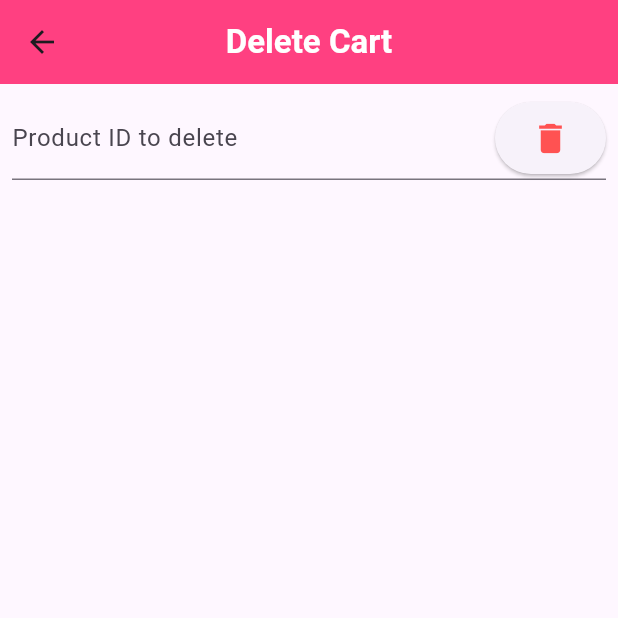
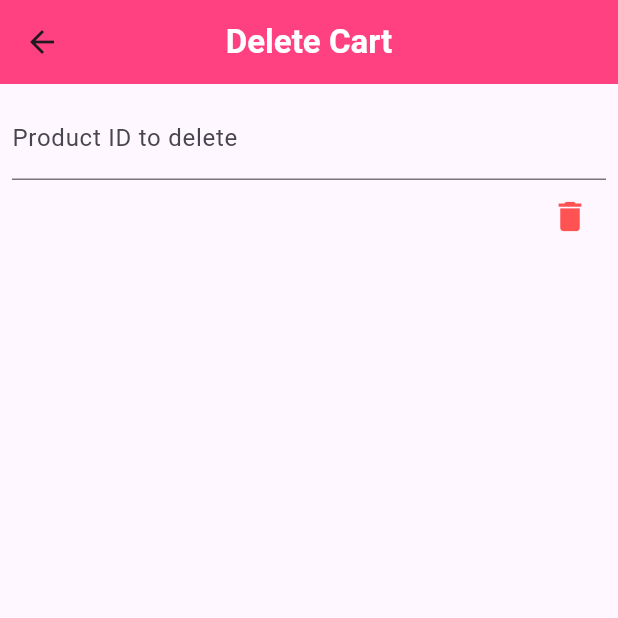
Before and after one commit to sevinchfarxodova/clean_architecture, a Flutter app: the DeleteCartPage screen opened directly, on a phone screen of 412 x 824 dp, the top half of it. Run offline on Flutter 3.47's test engine with Material 3 defaults, Android fonts, the phone set to English and light mode, and no system bars; our stand-ins replace dio, equatable, flutter_riverpod, logger; accounts and stored records are empty.

Commit message:
carts ended

```diff
--- a/lib/core/routes/route_generator.dart
+++ b/lib/core/routes/route_generator.dart
@@ -4,6 +4,7 @@ import 'package:clean_architecture/features/carts/domain/entities/cart._product.
 import 'package:clean_architecture/features/carts/presentation/pages/add_cart_page.dart';
 import 'package:clean_architecture/features/carts/presentation/pages/cart_product_page.dart';
 import 'package:clean_architecture/features/carts/presentation/pages/carts_page.dart';
+import 'package:clean_architecture/features/carts/presentation/pages/delete_cart_page.dart';
 import 'package:clean_architecture/features/carts/presentation/pages/one_cart_info.dart';
 import 'package:clean_architecture/features/home/presentation/pages/add_product.dart';
 import 'package:clean_architecture/features/home/presentation/pages/categories_page.dart';
@@ -64,6 +65,10 @@ class AppRoute {
       case RouteNames.deletePage:
         return MaterialPageRoute(builder: (_) => DeletePage());
 
+
+      case RouteNames.deleteCartPage:
+        return MaterialPageRoute(builder: (_) => DeleteCartPage());
+
       default:
         return _errorRoute();
     }
--- a/lib/features/carts/presentation/pages/delete_cart_page.dart
+++ b/lib/features/carts/presentation/pages/delete_cart_page.dart
@@ -13,8 +13,15 @@ class DeleteCartPage extends ConsumerStatefulWidget {
 class _DeleteCartPageState extends ConsumerState<DeleteCartPage> {
   TextEditingController deleteController = TextEditingController();
 
-  void deleteCart({required String id}) {
-    ref.read(deleteCartNotifierProvider.notifier).deleteCart(id);
+  void deleteCart() {
+    final id = deleteController.text.trim();
+    if (id.isNotEmpty) {
+      ref.read(deleteCartNotifierProvider.notifier).deleteCart(id);
+    } else {
+      ScaffoldMessenger.of(context).showSnackBar(
+        SnackBar(content: Text("Please enter a valid Product ID")),
+      );
+    }
   }
 
   @override
@@ -32,18 +39,20 @@ class _DeleteCartPageState extends ConsumerState<DeleteCartPage> {
       body: Padding(
         padding: const EdgeInsets.all(8.0),
         child: Column(
+          crossAxisAlignment: CrossAxisAlignment.end,
           children: [
             TextField(
               decoration: InputDecoration(
                 labelText: "Product ID to delete",
-                suffixIcon: ElevatedButton(
-                  onPressed: () {},
-                  child: Icon(Icons.delete, color: Colors.redAccent, size: 26),
-                ),
               ),
               controller: deleteController,
               keyboardType: TextInputType.number,
             ),
+            IconButton(
+              onPressed: deleteCart,
+              icon: Icon(Icons.delete, color: Colors.redAccent, size: 26),
+            ),
+
             if (deleteCartState is DeleteCartLoading)
               Center(child: CircularProgressIndicator()),
               if(deleteCartState is DeleteCartSuccess)
@@ -54,16 +63,17 @@ class _DeleteCartPageState extends ConsumerState<DeleteCartPage> {
                       child: Column(
                         crossAxisAlignment: CrossAxisAlignment.center,
                         children: [
-                          Image.network(
-                            deleteCartState.productCart.thumbnail,
-                            height: 200,
-                            width: 200,
-                          ),
+                          // Image.network(
+                          //   deleteCartState.productCart.thumbnail,
+                          //   height: 200,
+                          //   width: 200,
+                          // ),
                           Text(
                             deleteCartState.productCart.title,
                             style: TextStyle(
                               fontSize: 20,
                               fontWeight: FontWeight.bold,
+                                color: Colors.black
                             ),
                           ),
                           SizedBox(height: 10),
@@ -71,7 +81,14 @@ class _DeleteCartPageState extends ConsumerState<DeleteCartPage> {
                             'Price: \$${deleteCartState.productCart.price.toString()}',
                             style: TextStyle(fontSize: 18, color: Colors.green),
                           ),
-                          SizedBox(height: 10),
+                          Text(
+                            'Quantity: \$${deleteCartState.productCart.quantity.toString()}',
+                            style: TextStyle(fontSize: 16, color: Colors.black),
+                          ),
+                          Text(
+                            'Total: \$${deleteCartState.productCart.total.toString()}',
+                            style: TextStyle(fontSize: 16, color: Colors.black),
+                          ),
                         ],
                       ),
                     ),
--- a/lib/features/home/presentation/pages/delete_page.dart
+++ b/lib/features/home/presentation/pages/delete_page.dart
@@ -24,7 +24,7 @@ class _DeletePageState extends ConsumerState<DeletePage> {
       appBar: AppBar(
         backgroundColor: Colors.orange,
         title: const Text(
-          "Add Product",
+          "Delete Product",
           style: TextStyle(color: Colors.white, fontWeight: FontWeight.bold),
         ),
         centerTitle: true,
--- a/lib/main.dart
+++ b/lib/main.dart
@@ -1,6 +1,5 @@
 import 'package:flutter/material.dart';
 import 'package:flutter_riverpod/flutter_riverpod.dart';
-
 import 'core/routes/route_generator.dart';
 import 'core/routes/route_names.dart';
 
```
Also changed, not shown: lib/features/carts/presentation/pages/one_cart_info.dart (+31 -20 lines), pubspec.lock.
